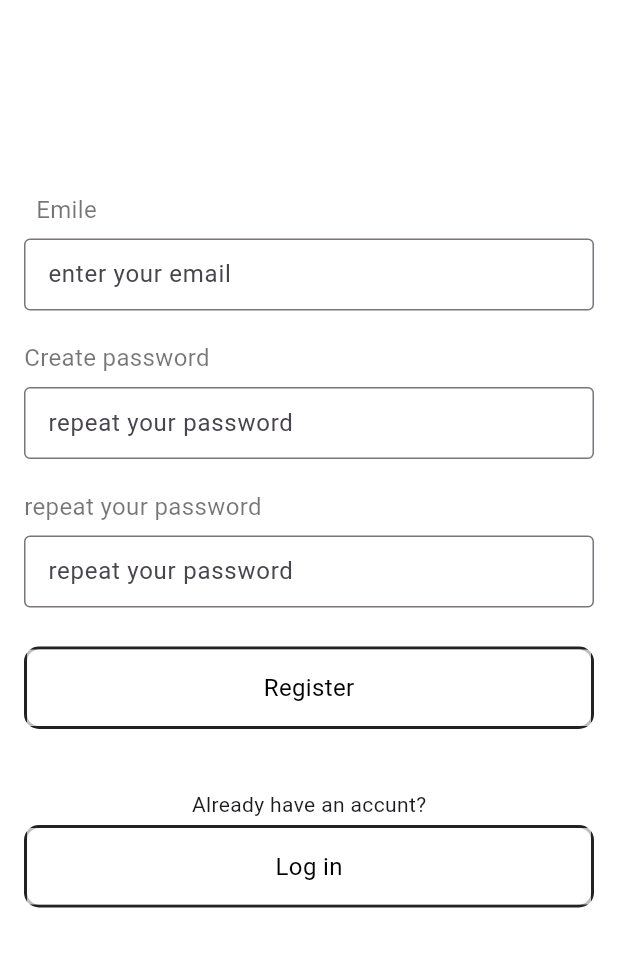
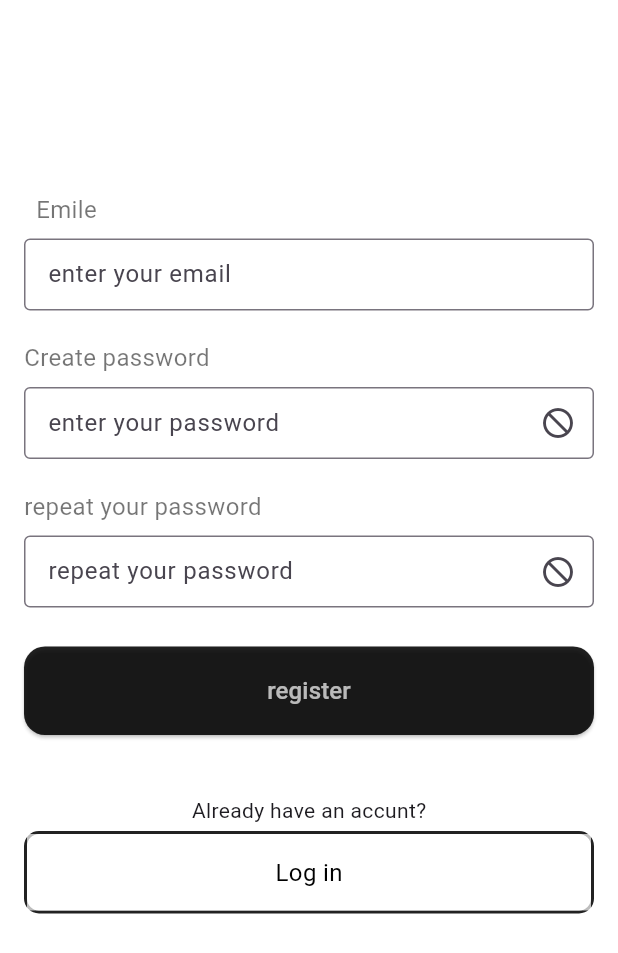
Before and after one commit to amiralimus/thermocall_amirali, a Flutter app: the Creat_accunt_1 screen opened directly, on a phone screen of 412 x 824 dp. Shown: the top 953 px of the screen. Run offline on Flutter 3.47's test engine with Material 3 defaults, Android fonts, the light colour scheme and no system bars.

Commit message:
developing code2

```diff
--- a/lib/creat_accunt/view/creat_accunt_ui.dart
+++ b/lib/creat_accunt/view/creat_accunt_ui.dart
@@ -36,7 +36,7 @@ class Creat_accunt_1 extends StatelessWidget {
           ),
           Padding(
             padding: const EdgeInsets.only(bottom: 20),
-            child: PassswordRegesterPageInput(),
+            child:PasswordInput(),
           ),
           Padding(
             padding: const EdgeInsets.only(bottom: 8),
@@ -49,7 +49,7 @@ class Creat_accunt_1 extends StatelessWidget {
             padding: const EdgeInsets.only(bottom: 26),
             child:PassswordRegesterPageInput()
           ),
-              RegisterBoton(),
+              RegesterRegesterBoton()  ,
           Padding(
               padding: const EdgeInsets.only(top: 40),
               child: Align(
--- a/lib/emile_input.dart
+++ b/lib/emile_input.dart
@@ -1,5 +1,8 @@
 import 'package:flutter/cupertino.dart';
 import 'package:flutter/material.dart';
+
+import 'creat_accunt/view/creat_accunt_ui.dart';
+import 'log_in/view/log_in_ui.dart';
 
 class EmileInput extends StatefulWidget {
   const EmileInput({super.key});
@@ -37,16 +40,30 @@ class PasswordInput extends StatefulWidget {
 }
 
 class _PasswordInputState extends State<PasswordInput> {
+  bool hidden = true;
+  bool _obscureText = true;
   @override
   Widget build(BuildContext context) {
     return TextField(
       //تکست فیلد هایی که در صفحه اول استفاده میشن
+
       style: TextStyle(
         color: Colors.black54, // رنگ متن
         fontSize: 10, // اندازه متن
       ),
-
+      obscureText: _obscureText,
       decoration: InputDecoration(
+        suffixIcon: IconButton(
+          onPressed: () {
+            setState(() {
+              hidden = !hidden;
+              _obscureText= !_obscureText;
+            });
+          },
+          icon: hidden
+              ? Icon(Icons.not_interested_outlined)
+              : Icon(Icons.remove_red_eye_outlined),
+        ),
         labelText: 'enter your password',
         border: OutlineInputBorder(
           borderSide:
@@ -102,19 +119,30 @@ class RegisterBoton extends StatefulWidget {
 class _RegisterBotonState extends State<RegisterBoton> {
   @override
   Widget build(BuildContext context) {
-    return Container(
+    return InkWell(
+      onTap: () {
+        Navigator.push(
+          context,
+          MaterialPageRoute(builder: (context) => Creat_accunt_1()),
+        );
+      },
+      child: Container(
         width: 55,
         height: 55,
         decoration: BoxDecoration(
           border: Border.all(color: Colors.black87, width: 2),
-        borderRadius: BorderRadius.circular(10,), // برای گوشه‌های گرد
+          borderRadius: BorderRadius.circular(
+            10,
+          ), // برای گوشه‌های گرد
         ),
         child: Scaffold(
             backgroundColor: Colors.white70,
             body: Center(
-            child: Text('Register',style: TextStyle(color: Colors.black, fontSize: 16),
-            ) ,
-          )
+              child: Text(
+                'Register',
+                style: TextStyle(color: Colors.black, fontSize: 16),
+              ),
+            )),
       ),
     );
   }
@@ -130,22 +158,30 @@ class LogInRegesterPageBoton extends StatefulWidget {
 class _LogInRegesterPageBotonState extends State<LogInRegesterPageBoton> {
   @override
   Widget build(BuildContext context) {
-    return Container(
+    return InkWell(
+      onTap: () {
+        Navigator.push(
+            context, MaterialPageRoute(builder: (context) => Log_In_1()));
+      },
+      child: Container(
         width: 55,
         height: 55,
         decoration: BoxDecoration(
           border: Border.all(color: Colors.black87, width: 2),
-        borderRadius: BorderRadius.circular(10,), // برای گوشه‌های گرد
+          borderRadius: BorderRadius.circular(
+            10,
+          ), // برای گوشه‌های گرد
         ),
         child: Scaffold(
             backgroundColor: Colors.white70,
             body: Center(
-            child: Text('Log in',style: TextStyle(color: Colors.black, fontSize: 16),
-            ) ,
-          )
+              child: Text(
+                'Log in',
+                style: TextStyle(color: Colors.black, fontSize: 16),
+              ),
+            )),
       ),
     );
-
   }
 }
 
@@ -153,13 +189,18 @@ class PassswordRegesterPageInput extends StatefulWidget {
   const PassswordRegesterPageInput({super.key});
 
   @override
-  State<PassswordRegesterPageInput> createState() => _PassswordRegesterPageInputState();
+  State<PassswordRegesterPageInput> createState() =>
+      _PassswordRegesterPageInputState();
 }
 
-class _PassswordRegesterPageInputState extends State<PassswordRegesterPageInput> {
+class _PassswordRegesterPageInputState
+    extends State<PassswordRegesterPageInput> {
+  bool _hidden = true;
+  bool oobscureText = true;
   @override
   Widget build(BuildContext context) {
     return TextField(
+      obscureText : oobscureText,
       //تکست فیلد هایی که در صفحه اول استفاده میشن
       style: TextStyle(
         color: Colors.black54, // رنگ متن
@@ -168,10 +209,55 @@ class _PassswordRegesterPageInputState extends State<PassswordRegesterPageInput>
 
       decoration: InputDecoration(
         labelText: 'repeat your password',
+        suffixIcon: IconButton(
+          onPressed: () {
+            setState(() {
+              _hidden = !_hidden;
+              oobscureText = !oobscureText;
+    });
+          },
+          icon: _hidden
+              ? Icon(Icons.not_interested_outlined)
+              : Icon(Icons.remove_red_eye_outlined),
+        ),
         border: OutlineInputBorder(
-          borderSide: BorderSide(color: Colors.black54, width: 1.3), // استایل حاشیه
+          borderSide:
+              BorderSide(color: Colors.black54, width: 1.3), // استایل حاشیه
         ),
       ),
     );
   }
 }
+
+class RegesterRegesterBoton extends StatefulWidget {
+  const RegesterRegesterBoton({super.key});
+
+  @override
+  State<RegesterRegesterBoton> createState() => _RegesterRegesterBotonState();
+}
+
+class _RegesterRegesterBotonState extends State<RegesterRegesterBoton> {
+  @override
+  Widget build(BuildContext context) {
+    return ElevatedButton(
+      onPressed: () {},
+      style: ButtonStyle(
+        shape: MaterialStateProperty.all<RoundedRectangleBorder>(
+          RoundedRectangleBorder(
+            borderRadius: BorderRadius.circular(14),
+          ),
+        ),
+        backgroundColor: MaterialStateProperty.all<Color>(Colors.black87),
+        // تغییر رنگ دکمه به رنگ آبی
+        minimumSize: MaterialStateProperty.all<Size>(
+            Size(150, 59)), // تغییر اندازه دکمه به 150 در 50
+      ),
+      child: Text(
+        'register',
+        style: TextStyle(
+            fontSize: 16.0,
+            color: Colors.white70), // سایز و فونت متن را می‌توانید تغییر دهید
+      ),
+    );
+  }
+}
--- a/lib/main.dart
+++ b/lib/main.dart
@@ -14,8 +14,8 @@ class MyApp extends StatelessWidget {
   @override
   Widget build(BuildContext context) {
     return MaterialApp(
-      home: Creat_accunt_1(),
-      //Log_In_1(),
+      home:
+      Log_In_1(),
     );
   }
 }
```
Lines whose indentation alone changed are shown as unchanged.
